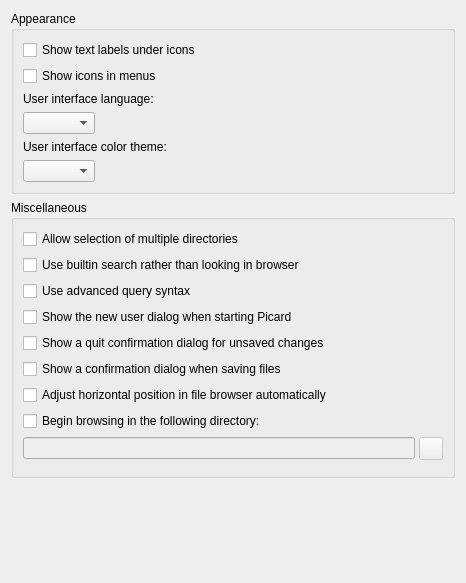
First picture: the form in ui/options_interface.ui, repository metabrainz/picard, before the edit.
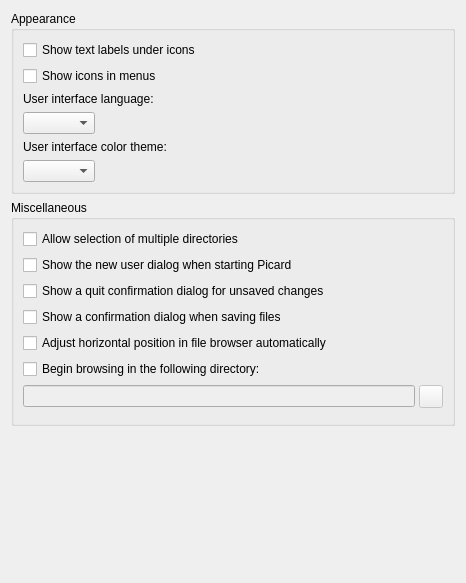
Second picture: the form after the edit.

Commit message: Options: Create Lookup page for identification and search settings

Diff of the .ui file:
```diff
--- a/ui/options_interface.ui
+++ b/ui/options_interface.ui
@@ -107,20 +107,6 @@
         </property>
        </widget>
       </item>
-      <item>
-       <widget class="QCheckBox" name="builtin_search">
-        <property name="text">
-         <string>Use builtin search rather than looking in browser</string>
-        </property>
-       </widget>
-      </item>
-      <item>
-       <widget class="QCheckBox" name="use_adv_search_syntax">
-        <property name="text">
-         <string>Use advanced query syntax</string>
-        </property>
-       </widget>
-      </item>
       <item>
        <widget class="QCheckBox" name="new_user_dialog">
         <property name="text">
```
Left out of the diff: 2 changed lines with no effect on the pictures. The commit also changes 11 other files.
